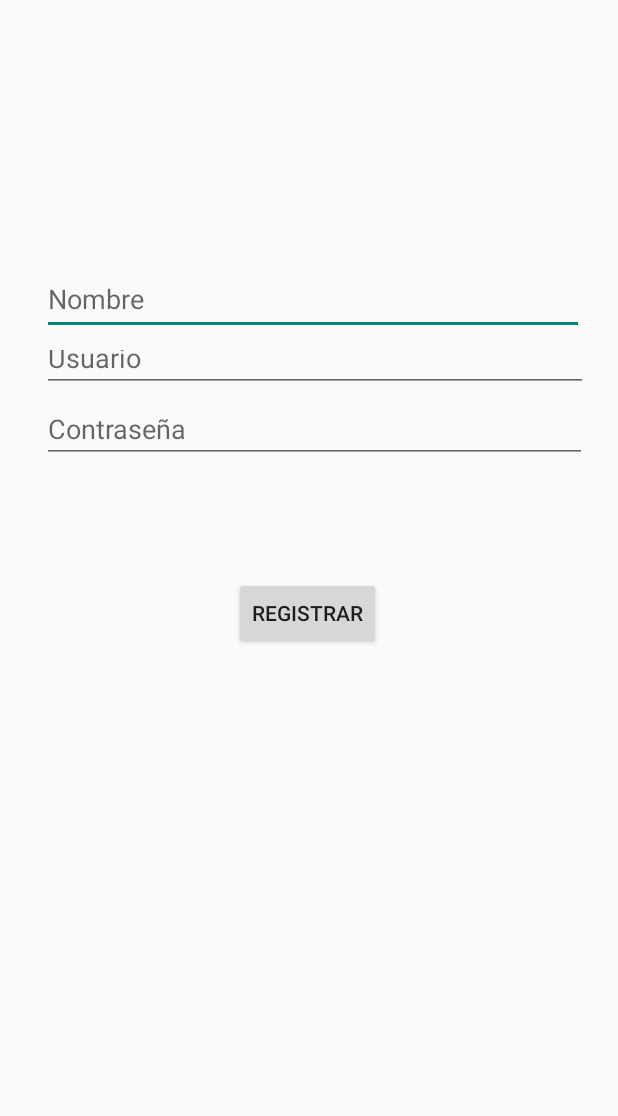
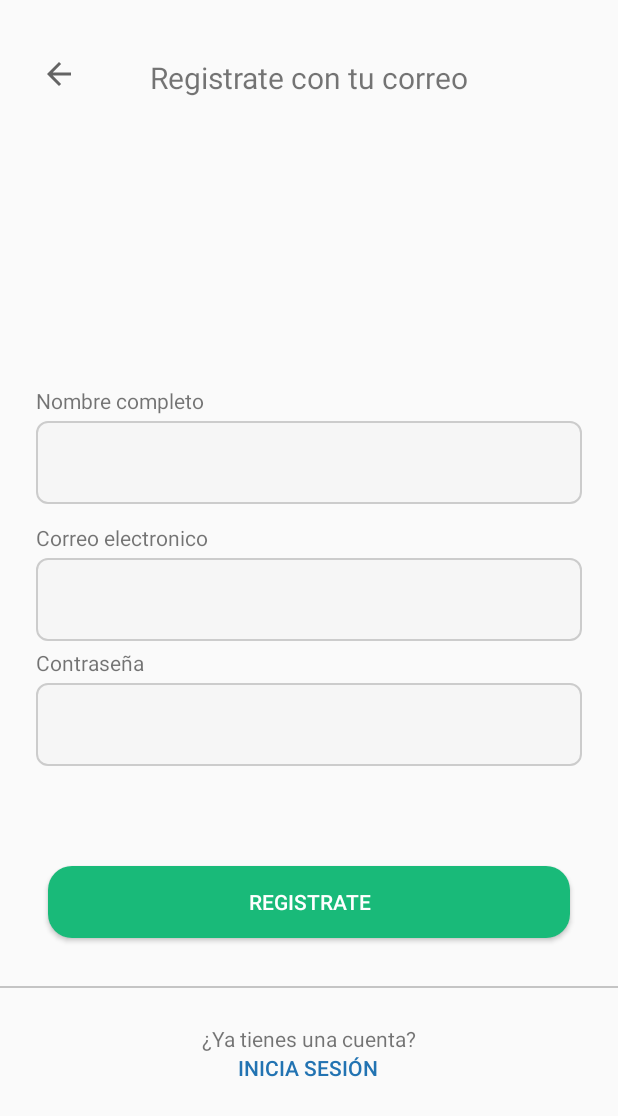
Before and after one commit to Sebas8a2001/proyecto-integrador-2020-ll, an Android app: the Registro screen opened directly, with no data from a screen before it, on a phone screen of 412 x 824 dp. Shown: the top 1116 px of the screen. Run offline under Robolectric (Android 15) with nearby library versions, the light colour scheme and no system bars; our stand-ins replace Volley.

Commit message:
Diseño pantalla singup

```diff
--- a/app/src/main/res/layout/activity_registro.xml
+++ b/app/src/main/res/layout/activity_registro.xml
@@ -1,58 +1,173 @@
 <?xml version="1.0" encoding="utf-8"?>
-<androidx.constraintlayout.widget.ConstraintLayout xmlns:android="http://schemas.android.com/apk/res/android"
+<LinearLayout xmlns:android="http://schemas.android.com/apk/res/android"
     xmlns:app="http://schemas.android.com/apk/res-auto"
     xmlns:tools="http://schemas.android.com/tools"
     android:layout_width="match_parent"
     android:layout_height="match_parent"
-    tools:context=".Registro">
+    tools:context=".Registro"
+    android:orientation="vertical"
+    android:weightSum="10">
+
+    <androidx.constraintlayout.widget.ConstraintLayout
+        android:layout_width="match_parent"
+        android:layout_height="0dp"
+        android:layout_weight="8">
+
+        <TextView
+            android:id="@+id/textView"
+            android:layout_width="wrap_content"
+            android:layout_height="wrap_content"
+            android:layout_marginTop="40dp"
+            android:text="Registrate con tu correo"
+            android:textSize="20sp"
+            app:layout_constraintBottom_toBottomOf="@+id/btnBack"
+            app:layout_constraintEnd_toEndOf="parent"
+            app:layout_constraintStart_toStartOf="parent"
+            app:layout_constraintTop_toTopOf="parent" />
+
+        <ImageButton
+            android:id="@+id/btnBack"
+            android:layout_width="30dp"
+            android:layout_height="28dp"
+            android:layout_marginTop="35dp"
+            android:background="@android:color/transparent"
+            app:layout_constraintStart_toStartOf="@+id/textView2"
+            app:layout_constraintTop_toTopOf="parent"
+            app:srcCompat="?attr/homeAsUpIndicator" />
+
+        <TextView
+            android:id="@+id/textView2"
+            android:layout_width="wrap_content"
+            android:layout_height="wrap_content"
+            android:layout_marginBottom="4dp"
+            android:text="Nombre completo"
+            app:layout_constraintBottom_toTopOf="@+id/EditT_nombre"
+            app:layout_constraintStart_toStartOf="@+id/EditT_nombre" />
 
         <EditText
             android:id="@+id/EditT_nombre"
-        android:layout_width="361dp"
-        android:layout_height="47dp"
-        android:layout_marginStart="28dp"
-        android:layout_marginLeft="28dp"
-        android:layout_marginTop="176dp"
+            android:layout_width="match_parent"
+            android:layout_height="wrap_content"
+            android:layout_marginStart="24dp"
+            android:layout_marginEnd="24dp"
+            android:layout_marginBottom="36dp"
+            android:background="@drawable/edit_text_round"
             android:ems="10"
-        android:hint="Nombre"
             android:inputType="textPersonName"
-        app:layout_constraintStart_toStartOf="parent"
-        app:layout_constraintTop_toTopOf="parent" />
+            android:padding="15dp"
+            app:layout_constraintBottom_toTopOf="@+id/EditT_usuario"
+            app:layout_constraintEnd_toEndOf="parent"
+            app:layout_constraintHorizontal_bias="0.0"
+            app:layout_constraintStart_toStartOf="parent" />
 
         <EditText
             android:id="@+id/EditT_usuario"
-        android:layout_width="364dp"
-        android:layout_height="38dp"
-        android:layout_marginStart="28dp"
-        android:layout_marginLeft="28dp"
+            android:layout_width="match_parent"
+            android:layout_height="wrap_content"
+            android:layout_marginStart="24dp"
+            android:layout_marginEnd="24dp"
+            android:layout_marginBottom="28dp"
+            android:background="@drawable/edit_text_round"
             android:ems="10"
-        android:hint="Usuario"
-        android:inputType="textPersonName"
-        app:layout_constraintStart_toStartOf="parent"
-        app:layout_constraintTop_toBottomOf="@+id/EditT_nombre" />
+            android:inputType="textEmailAddress"
+            android:padding="15dp"
+            app:layout_constraintBottom_toTopOf="@+id/EditT_password"
+            app:layout_constraintEnd_toEndOf="parent"
+            app:layout_constraintHorizontal_bias="0.0"
+            app:layout_constraintStart_toStartOf="parent" />
+
+        <TextView
+            android:id="@+id/textView7"
+            android:layout_width="wrap_content"
+            android:layout_height="wrap_content"
+            android:layout_marginBottom="4dp"
+            android:text="Contraseña"
+            app:layout_constraintBottom_toTopOf="@+id/EditT_password"
+            app:layout_constraintStart_toStartOf="@+id/EditT_password" />
 
         <EditText
             android:id="@+id/EditT_password"
-        android:layout_width="363dp"
-        android:layout_height="43dp"
-        android:layout_marginStart="28dp"
-        android:layout_marginLeft="28dp"
-        android:layout_marginTop="4dp"
+            android:layout_width="match_parent"
+            android:layout_height="wrap_content"
+            android:layout_marginStart="24dp"
+            android:layout_marginEnd="24dp"
+            android:layout_marginBottom="148dp"
+            android:background="@drawable/edit_text_round"
             android:ems="10"
-        android:hint="Contraseña"
             android:inputType="textPassword"
-        app:layout_constraintStart_toStartOf="parent"
-        app:layout_constraintTop_toBottomOf="@+id/EditT_usuario" />
+            android:padding="15dp"
+            app:layout_constraintBottom_toBottomOf="parent"
+            app:layout_constraintEnd_toEndOf="parent"
+            app:layout_constraintHorizontal_bias="0.0"
+            app:layout_constraintStart_toStartOf="parent" />
+
+        <TextView
+            android:id="@+id/textView6"
+            android:layout_width="wrap_content"
+            android:layout_height="wrap_content"
+            android:layout_marginBottom="4dp"
+            android:text="Correo electronico"
+            app:layout_constraintBottom_toTopOf="@+id/EditT_usuario"
+            app:layout_constraintStart_toStartOf="@+id/EditT_usuario" />
 
         <Button
             android:id="@+id/Btn_registrar"
+            android:layout_width="match_parent"
+            android:layout_height="wrap_content"
+            android:layout_marginStart="32dp"
+            android:layout_marginEnd="32dp"
+            android:layout_marginBottom="32dp"
+            android:background="@drawable/button_round"
+            android:text="Registrate"
+            android:textColor="@color/whiteText"
+            app:layout_constraintBottom_toTopOf="@+id/view"
+            app:layout_constraintEnd_toEndOf="parent"
+            app:layout_constraintHorizontal_bias="0.0"
+            app:layout_constraintStart_toStartOf="parent" />
+
+        <View
+            android:id="@+id/view"
+            android:layout_width="match_parent"
+            android:layout_height="1dp"
+            android:background="#c4c4c4"
+            app:layout_constraintBottom_toBottomOf="parent"
+            app:layout_constraintEnd_toEndOf="parent"
+            app:layout_constraintStart_toStartOf="parent" />
+
+
+    </androidx.constraintlayout.widget.ConstraintLayout>
+
+    <androidx.constraintlayout.widget.ConstraintLayout
+        android:layout_width="match_parent"
+        android:layout_height="0dp"
+        android:layout_weight="2">
+
+        <TextView
+            android:id="@+id/textView8"
             android:layout_width="wrap_content"
             android:layout_height="wrap_content"
-        android:layout_marginStart="156dp"
-        android:layout_marginLeft="156dp"
-        android:layout_marginTop="76dp"
-        android:text="Registrar"
+            android:layout_marginTop="24dp"
+            android:text="¿Ya tienes una cuenta?"
+            android:textAlignment="center"
+            app:layout_constraintEnd_toEndOf="parent"
             app:layout_constraintStart_toStartOf="parent"
-        app:layout_constraintTop_toBottomOf="@+id/EditT_password" />
+            app:layout_constraintTop_toTopOf="parent"
+            android:gravity="center_horizontal" />
 
+        <Button
+            android:id="@+id/btnLogin"
+            android:layout_width="wrap_content"
+            android:layout_height="wrap_content"
+            android:background="@android:color/transparent"
+            android:text="Inicia Sesión"
+            android:textAlignment="center"
+            android:textColor="@color/agroBlue"
+            app:layout_constraintBottom_toBottomOf="parent"
+            app:layout_constraintEnd_toEndOf="parent"
+            app:layout_constraintHorizontal_bias="0.498"
+            app:layout_constraintStart_toStartOf="parent"
+            app:layout_constraintTop_toBottomOf="@+id/textView8"
+            app:layout_constraintVertical_bias="0.0"
+            android:gravity="center_horizontal" />
     </androidx.constraintlayout.widget.ConstraintLayout>
+</LinearLayout>
```
Lines whose indentation alone changed are shown as unchanged.
